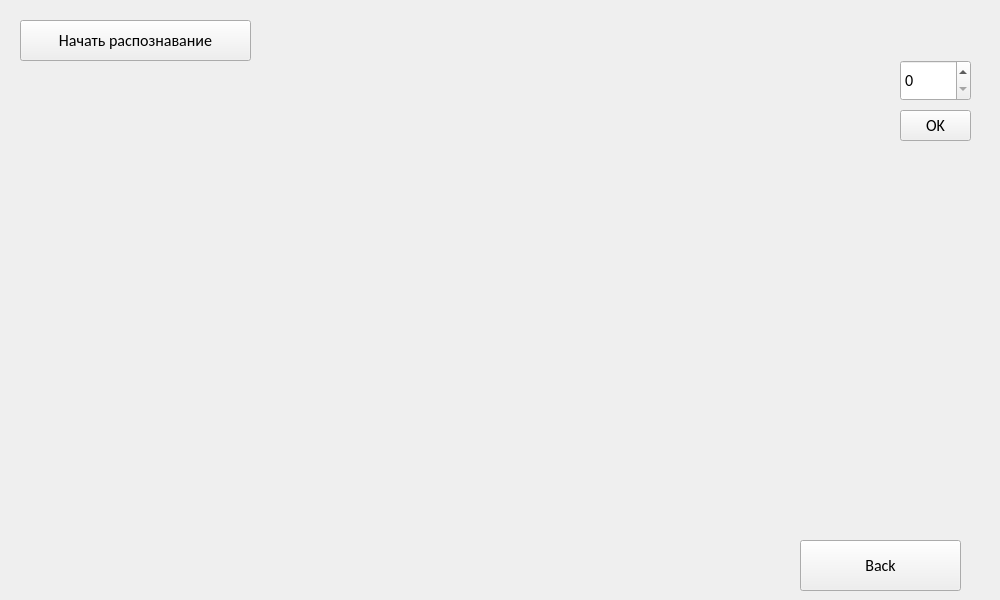
Qt form RecognitionAppInterface.ui (MichailKon/EmotionTrainer) before a commit.
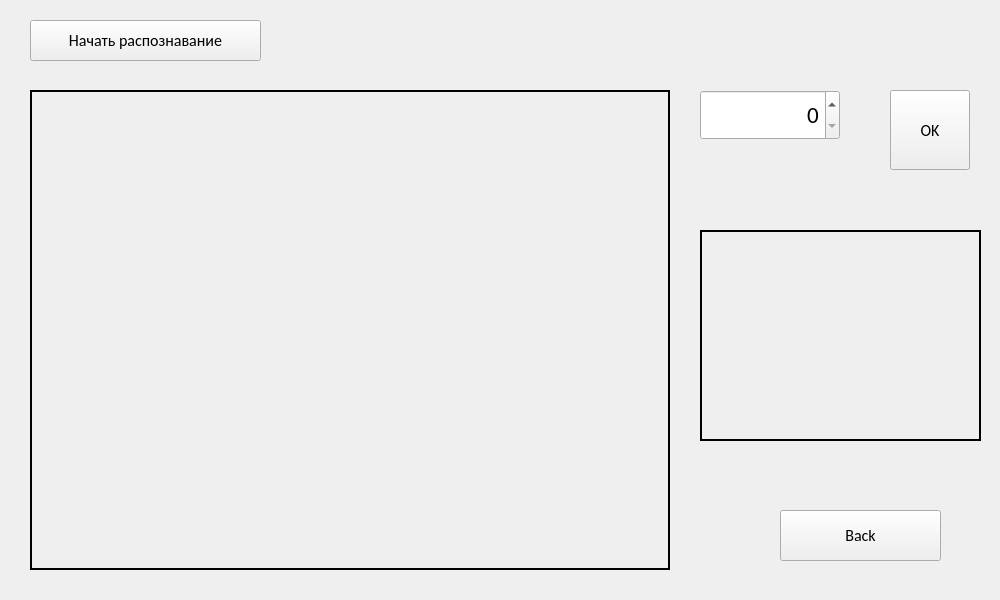
The same form after that commit.

Patch:
```diff
--- a/RecognitionAppInterface.ui
+++ b/RecognitionAppInterface.ui
@@ -16,7 +16,7 @@
   <widget class="QPushButton" name="Start_recognition">
    <property name="geometry">
     <rect>
-     <x>20</x>
+     <x>30</x>
      <y>20</y>
      <width>231</width>
      <height>41</height>
@@ -41,10 +41,7 @@
     <string comment="lol" extracomment="kek"/>
    </property>
    <property name="styleSheet">
-    <string notr="true">                    QPushButton:hover {
-                    background-color: silver;
-                    }
-</string>
+    <string notr="true"/>
    </property>
    <property name="text">
     <string>Начать распознавание</string>
@@ -68,6 +65,12 @@
      <height>480</height>
     </rect>
    </property>
+   <property name="frameShape">
+    <enum>QFrame::Box</enum>
+   </property>
+   <property name="lineWidth">
+    <number>2</number>
+   </property>
    <property name="text">
     <string/>
    </property>
@@ -76,7 +79,7 @@
    <property name="geometry">
     <rect>
      <x>700</x>
-     <y>180</y>
+     <y>230</y>
      <width>281</width>
      <height>211</height>
     </rect>
@@ -84,23 +87,60 @@
    <property name="font">
     <font>
      <family>Calibri</family>
-     <pointsize>12</pointsize>
+     <pointsize>15</pointsize>
+     <kerning>true</kerning>
     </font>
    </property>
+   <property name="toolTipDuration">
+    <number>-1</number>
+   </property>
+   <property name="autoFillBackground">
+    <bool>false</bool>
+   </property>
    <property name="styleSheet">
     <string notr="true"/>
    </property>
+   <property name="frameShape">
+    <enum>QFrame::Box</enum>
+   </property>
+   <property name="frameShadow">
+    <enum>QFrame::Plain</enum>
+   </property>
+   <property name="lineWidth">
+    <number>2</number>
+   </property>
+   <property name="midLineWidth">
+    <number>0</number>
+   </property>
    <property name="text">
     <string/>
    </property>
+   <property name="textFormat">
+    <enum>Qt::AutoText</enum>
+   </property>
+   <property name="scaledContents">
+    <bool>false</bool>
+   </property>
+   <property name="alignment">
+    <set>Qt::AlignCenter</set>
+   </property>
+   <property name="wordWrap">
+    <bool>false</bool>
+   </property>
+   <property name="margin">
+    <number>0</number>
+   </property>
+   <property name="indent">
+    <number>0</number>
+   </property>
   </widget>
   <widget class="QPushButton" name="user_answered">
    <property name="geometry">
     <rect>
-     <x>900</x>
-     <y>110</y>
-     <width>71</width>
-     <height>31</height>
+     <x>890</x>
+     <y>90</y>
+     <width>80</width>
+     <height>80</height>
     </rect>
    </property>
    <property name="font">
@@ -121,8 +161,8 @@
   <widget class="QPushButton" name="ToMainWindow">
    <property name="geometry">
     <rect>
-     <x>800</x>
-     <y>540</y>
+     <x>780</x>
+     <y>510</y>
      <width>161</width>
      <height>51</height>
     </rect>
@@ -143,21 +183,27 @@
   <widget class="QSpinBox" name="UserInput">
    <property name="geometry">
     <rect>
-     <x>900</x>
-     <y>60</y>
-     <width>71</width>
-     <height>41</height>
+     <x>700</x>
+     <y>90</y>
+     <width>140</width>
+     <height>50</height>
     </rect>
    </property>
    <property name="font">
     <font>
      <family>Calibri</family>
-     <pointsize>12</pointsize>
+     <pointsize>17</pointsize>
     </font>
    </property>
    <property name="cursor">
     <cursorShape>PointingHandCursor</cursorShape>
    </property>
+   <property name="alignment">
+    <set>Qt::AlignRight|Qt::AlignTrailing|Qt::AlignVCenter</set>
+   </property>
+   <property name="buttonSymbols">
+    <enum>QAbstractSpinBox::UpDownArrows</enum>
+   </property>
   </widget>
  </widget>
  <resources/>
```
